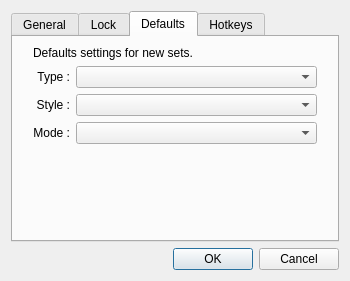
Above: src/gui/configdialog.ui from mistic100/UMWP-Autochanger before the change. Below: the same form after it.
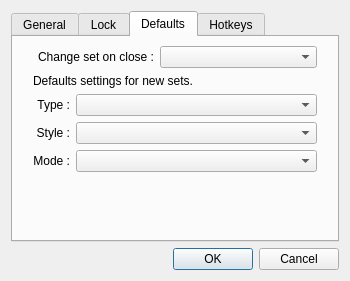
That is the form after the change. The open tabs and pages were chosen to show the change. Icons and pictures are not drawn. Custom widgets are drawn as their Qt base class.

Commit message: Add "change set on close" option

```diff
--- a/src/gui/configdialog.ui
+++ b/src/gui/configdialog.ui
@@ -257,47 +257,37 @@
       <attribute name="title">
        <string>Defaults</string>
       </attribute>
-      <layout class="QGridLayout" name="gridLayout_3" columnstretch="0,1">
+      <layout class="QGridLayout" name="gridLayout_3" columnstretch="0,1,2">
        <property name="leftMargin">
         <number>20</number>
        </property>
        <property name="rightMargin">
         <number>20</number>
        </property>
-       <item row="2" column="0">
-        <widget class="QLabel" name="label_8">
+       <item row="2" column="1" colspan="2">
+        <widget class="QComboBoxExt" name="optionType"/>
+       </item>
+       <item row="1" column="0" colspan="3">
+        <widget class="QLabel" name="label_9">
          <property name="text">
-          <string>Style :</string>
+          <string>Defaults settings for new sets.</string>
          </property>
-         <property name="alignment">
-          <set>Qt::AlignRight|Qt::AlignTrailing|Qt::AlignVCenter</set>
-         </property>
         </widget>
        </item>
-       <item row="4" column="0">
-        <spacer name="verticalSpacer_2">
-         <property name="orientation">
-          <enum>Qt::Vertical</enum>
-         </property>
-         <property name="sizeHint" stdset="0">
-          <size>
-           <width>20</width>
-           <height>40</height>
-          </size>
-         </property>
-        </spacer>
-       </item>
-       <item row="1" column="0">
-        <widget class="QLabel" name="label_7">
+       <item row="0" column="0" colspan="2">
+        <widget class="QLabel" name="label_15">
          <property name="text">
-          <string>Type :</string>
+          <string>Change set on close :</string>
          </property>
          <property name="alignment">
           <set>Qt::AlignRight|Qt::AlignTrailing|Qt::AlignVCenter</set>
          </property>
         </widget>
        </item>
-       <item row="2" column="1">
+       <item row="0" column="2">
+        <widget class="QComboBoxExt" name="optionDefaultSet"/>
+       </item>
+       <item row="3" column="1" colspan="2">
         <widget class="QComboBoxExt" name="optionStyle">
          <property name="iconSize">
           <size>
@@ -307,10 +297,30 @@
          </property>
         </widget>
        </item>
-       <item row="3" column="1">
+       <item row="4" column="1" colspan="2">
         <widget class="QComboBoxExt" name="optionMode"/>
        </item>
+       <item row="2" column="0">
+        <widget class="QLabel" name="label_7">
+         <property name="text">
+          <string>Type :</string>
+         </property>
+         <property name="alignment">
+          <set>Qt::AlignRight|Qt::AlignTrailing|Qt::AlignVCenter</set>
+         </property>
+        </widget>
+       </item>
        <item row="3" column="0">
+        <widget class="QLabel" name="label_8">
+         <property name="text">
+          <string>Style :</string>
+         </property>
+         <property name="alignment">
+          <set>Qt::AlignRight|Qt::AlignTrailing|Qt::AlignVCenter</set>
+         </property>
+        </widget>
+       </item>
+       <item row="4" column="0">
         <widget class="QLabel" name="label_6">
          <property name="text">
           <string>Mode :</string>
@@ -320,15 +330,18 @@
          </property>
         </widget>
        </item>
-       <item row="1" column="1">
-        <widget class="QComboBoxExt" name="optionType"/>
-       </item>
-       <item row="0" column="0" colspan="2">
-        <widget class="QLabel" name="label_9">
-         <property name="text">
-          <string>Defaults settings for new sets.</string>
+       <item row="5" column="1">
+        <spacer name="verticalSpacer_2">
+         <property name="orientation">
+          <enum>Qt::Vertical</enum>
          </property>
-        </widget>
+         <property name="sizeHint" stdset="0">
+          <size>
+           <width>20</width>
+           <height>40</height>
+          </size>
+         </property>
+        </spacer>
        </item>
       </layout>
      </widget>
```
Left out of the diff: 8 changed lines with no effect on the pictures. The commit also changes 9 other files.
